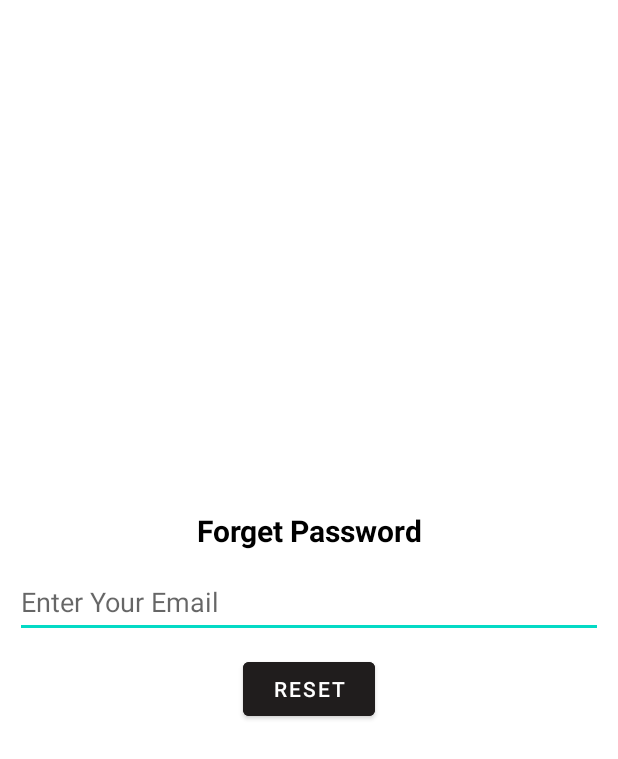
After one commit to vinaypandey900/Daily-Wages-Workers, an Android app: the forget_customer_password screen opened directly, with no data from a screen before it, on a phone screen of 412 x 824 dp. The commit adds this screen. Shown: the top 759 px of the screen. Run offline under Robolectric (Android 15) with nearby library versions, the phone set to English and light mode, and no system bars; our stand-ins replace Firebase (no records; nobody signed in at launch, a user with empty details on screens opened directly); Roboto replaces fonts that are not available here.

Commit message:
done with forget password

```diff
--- a/app/src/main/AndroidManifest.xml
+++ b/app/src/main/AndroidManifest.xml
@@ -13,6 +13,9 @@
         android:supportsRtl="true"
         android:theme="@style/Theme.DailyWagesWorkers"
         tools:targetApi="31">
+        <activity
+            android:name=".forget_customer_password"
+            android:exported="false" />
         <activity
             android:name=".inside_customer"
             android:exported="false" />
--- a/app/src/main/java/com/example/dailywagesworkers/Customer_login.java
+++ b/app/src/main/java/com/example/dailywagesworkers/Customer_login.java
@@ -21,7 +21,7 @@ import com.google.firebase.auth.FirebaseUser;
 public class Customer_login extends AppCompatActivity {
     private Button btn1;
     EditText emailId,pass;
-    Button loginUp;
+    Button loginUp,forgetPass;
 
     FirebaseAuth mAuth;
 
@@ -47,6 +47,16 @@ public class Customer_login extends AppCompatActivity {
         emailId=findViewById(R.id.inputEmail);
         pass=findViewById(R.id.inputPassword);
         loginUp=findViewById(R.id.btnLogin);
+        forgetPass=findViewById(R.id.forgotPassword);
+
+        forgetPass.setOnClickListener(new View.OnClickListener() {
+            @Override
+            public void onClick(View view) {
+                Intent intent=new Intent(getApplicationContext(),forget_customer_password.class);
+                startActivity(intent);
+                finish();
+            }
+        });
 
         btn1.setOnClickListener(new View.OnClickListener() {
             @Override
--- /dev/null
+++ b/app/src/main/java/com/example/dailywagesworkers/forget_customer_password.java
@@ -0,0 +1,49 @@
+package com.example.dailywagesworkers;
+
+import androidx.annotation.NonNull;
+import androidx.appcompat.app.AppCompatActivity;
+
+import android.os.Bundle;
+import android.view.View;
+import android.widget.Button;
+import android.widget.EditText;
+import android.widget.Toast;
+
+import com.google.android.gms.tasks.OnCompleteListener;
+import com.google.android.gms.tasks.Task;
+import com.google.firebase.auth.FirebaseAuth;
+
+public class forget_customer_password extends AppCompatActivity {
+    Button resetPassword;
+    EditText emailId;
+
+
+    @Override
+    protected void onCreate(Bundle savedInstanceState) {
+        super.onCreate(savedInstanceState);
+        setContentView(R.layout.activity_forget_customer_password);
+
+        resetPassword = findViewById(R.id.btn_reset);
+        emailId = findViewById(R.id.email);
+
+        resetPassword.setOnClickListener(new View.OnClickListener() {
+            @Override
+            public void onClick(View view) {
+                String email = emailId.getText().toString();
+
+
+                FirebaseAuth.getInstance().sendPasswordResetEmail(email).addOnCompleteListener(new OnCompleteListener<Void>() {
+                    @Override
+                    public void onComplete(@NonNull Task<Void> task) {
+                        if (task.isSuccessful()) {
+                            Toast.makeText(forget_customer_password.this, "Please Check Your Email", Toast.LENGTH_SHORT).show();
+                        } else {
+                            Toast.makeText(forget_customer_password.this, "Error", Toast.LENGTH_SHORT).show();
+                        }
+
+                    }
+                });
+            }
+        });
+    }
+}
--- /dev/null
+++ b/app/src/main/res/layout/activity_forget_customer_password.xml
@@ -0,0 +1,43 @@
+<?xml version="1.0" encoding="utf-8"?>
+<LinearLayout xmlns:android="http://schemas.android.com/apk/res/android"
+    xmlns:app="http://schemas.android.com/apk/res-auto"
+    xmlns:tools="http://schemas.android.com/tools"
+    android:layout_width="match_parent"
+    android:layout_height="match_parent"
+    android:orientation="vertical"
+    android:padding="10dp"
+    android:gravity="center"
+    tools:context=".login">
+
+    <TextView
+        android:layout_width="match_parent"
+        android:layout_height="wrap_content"
+        android:textSize="20sp"
+        android:textStyle="bold"
+        android:gravity="center"
+        android:layout_marginBottom="10dp"
+        android:text="@string/forget_password"
+        android:textColor="@color/black"/>
+
+    <EditText
+        android:id="@+id/email"
+        android:layout_width="match_parent"
+        android:layout_height="wrap_content"
+        android:hint="@string/enter_your_email"
+        android:inputType="textEmailAddress"
+        android:minHeight="48dp" />
+
+
+    <Button
+        android:id="@+id/btn_reset"
+        android:layout_width="wrap_content"
+        android:layout_height="wrap_content"
+        android:layout_marginTop="10dp"
+        android:backgroundTint="#201D1D"
+        android:textColor="@color/white"
+        android:minHeight="48dp"
+        android:text="@string/reset" />
+
+
+
+</LinearLayout>
--- a/app/src/main/res/values/strings.xml
+++ b/app/src/main/res/values/strings.xml
@@ -1,3 +1,6 @@
 <resources>
     <string name="app_name">DailyWagesWorkers</string>
+    <string name="forget_password">Forget Password</string>
+    <string name="enter_your_email">Enter Your Email</string>
+    <string name="reset">Reset</string>
 </resources>
```
